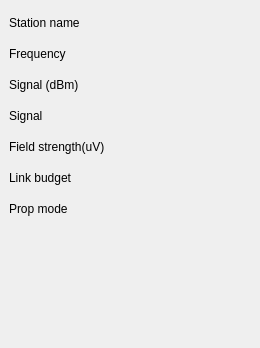
This is FGPropagationTool/stationsignalform.ui in QDeltaSoft/qradiopredict as Qt 5 draws it before an edit. The edited form follows.
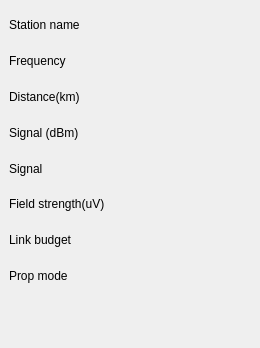
This is the edited form. Icons and pictures are not drawn.

Commit message: Added distance to updater, trying to subclass the pixmap

```diff
--- a/FGPropagationTool/stationsignalform.ui
+++ b/FGPropagationTool/stationsignalform.ui
@@ -25,107 +25,11 @@
      <x>9</x>
      <y>10</y>
      <width>252</width>
-     <height>211</height>
+     <height>281</height>
     </rect>
    </property>
    <layout class="QGridLayout" name="gridLayout">
     <item row="3" column="2">
-     <widget class="QLabel" name="signal">
-      <property name="font">
-       <font>
-        <weight>75</weight>
-        <bold>true</bold>
-       </font>
-      </property>
-      <property name="text">
-       <string/>
-      </property>
-     </widget>
-    </item>
-    <item row="1" column="0">
-     <widget class="QLabel" name="label_7">
-      <property name="text">
-       <string>Frequency</string>
-      </property>
-     </widget>
-    </item>
-    <item row="5" column="0">
-     <widget class="QLabel" name="label_5">
-      <property name="text">
-       <string>Link budget</string>
-      </property>
-     </widget>
-    </item>
-    <item row="6" column="2">
-     <widget class="QLabel" name="propMode">
-      <property name="font">
-       <font>
-        <weight>75</weight>
-        <bold>true</bold>
-       </font>
-      </property>
-      <property name="text">
-       <string/>
-      </property>
-      <property name="wordWrap">
-       <bool>true</bool>
-      </property>
-     </widget>
-    </item>
-    <item row="1" column="2">
-     <widget class="QLabel" name="frequency">
-      <property name="font">
-       <font>
-        <weight>75</weight>
-        <bold>true</bold>
-       </font>
-      </property>
-      <property name="text">
-       <string/>
-      </property>
-     </widget>
-    </item>
-    <item row="0" column="0">
-     <widget class="QLabel" name="label">
-      <property name="text">
-       <string>Station name</string>
-      </property>
-     </widget>
-    </item>
-    <item row="5" column="2">
-     <widget class="QLabel" name="linkBudget">
-      <property name="font">
-       <font>
-        <weight>75</weight>
-        <bold>true</bold>
-       </font>
-      </property>
-      <property name="text">
-       <string/>
-      </property>
-     </widget>
-    </item>
-    <item row="2" column="0">
-     <widget class="QLabel" name="label_2">
-      <property name="text">
-       <string>Signal (dBm)</string>
-      </property>
-     </widget>
-    </item>
-    <item row="4" column="2">
-     <widget class="QLabel" name="fieldStrength">
-      <property name="font">
-       <font>
-        <weight>75</weight>
-        <bold>true</bold>
-       </font>
-      </property>
-      <property name="text">
-       <string/>
-      </property>
-     </widget>
-    </item>
-    <item row="2" column="2">
      <widget class="QLabel" name="signalDbm">
       <property name="font">
        <font>
@@ -154,6 +58,89 @@
       </property>
      </spacer>
     </item>
+    <item row="1" column="0">
+     <widget class="QLabel" name="label_7">
+      <property name="text">
+       <string>Frequency</string>
+      </property>
+     </widget>
+    </item>
+    <item row="6" column="2">
+     <widget class="QLabel" name="linkBudget">
+      <property name="font">
+       <font>
+        <weight>75</weight>
+        <bold>true</bold>
+       </font>
+      </property>
+      <property name="text">
+       <string/>
+      </property>
+     </widget>
+    </item>
+    <item row="1" column="2">
+     <widget class="QLabel" name="frequency">
+      <property name="font">
+       <font>
+        <weight>75</weight>
+        <bold>true</bold>
+       </font>
+      </property>
+      <property name="text">
+       <string/>
+      </property>
+     </widget>
+    </item>
+    <item row="7" column="2">
+     <widget class="QLabel" name="propMode">
+      <property name="font">
+       <font>
+        <weight>75</weight>
+        <bold>true</bold>
+       </font>
+      </property>
+      <property name="text">
+       <string/>
+      </property>
+      <property name="wordWrap">
+       <bool>true</bool>
+      </property>
+     </widget>
+    </item>
+    <item row="3" column="0">
+     <widget class="QLabel" name="label_2">
+      <property name="text">
+       <string>Signal (dBm)</string>
+      </property>
+     </widget>
+    </item>
+    <item row="5" column="2">
+     <widget class="QLabel" name="fieldStrength">
+      <property name="font">
+       <font>
+        <weight>75</weight>
+        <bold>true</bold>
+       </font>
+      </property>
+      <property name="text">
+       <string/>
+      </property>
+     </widget>
+    </item>
+    <item row="7" column="0">
+     <widget class="QLabel" name="label_6">
+      <property name="text">
+       <string>Prop mode</string>
+      </property>
+     </widget>
+    </item>
+    <item row="0" column="0">
+     <widget class="QLabel" name="label">
+      <property name="text">
+       <string>Station name</string>
+      </property>
+     </widget>
+    </item>
     <item row="0" column="2">
      <widget class="QLabel" name="stationName">
       <property name="font">
@@ -167,14 +154,14 @@
       </property>
      </widget>
     </item>
-    <item row="3" column="0">
-     <widget class="QLabel" name="label_3">
+    <item row="6" column="0">
+     <widget class="QLabel" name="label_5">
       <property name="text">
-       <string>Signal</string>
+       <string>Link budget</string>
       </property>
      </widget>
     </item>
-    <item row="4" column="0">
+    <item row="5" column="0">
      <widget class="QLabel" name="label_4">
       <property name="text">
        <string>Field strength(uV)</string>
@@ -184,10 +171,43 @@
       </property>
      </widget>
     </item>
-    <item row="6" column="0">
-     <widget class="QLabel" name="label_6">
+    <item row="4" column="0">
+     <widget class="QLabel" name="label_3">
       <property name="text">
-       <string>Prop mode</string>
+       <string>Signal</string>
+      </property>
+     </widget>
+    </item>
+    <item row="4" column="2">
+     <widget class="QLabel" name="signal">
+      <property name="font">
+       <font>
+        <weight>75</weight>
+        <bold>true</bold>
+       </font>
+      </property>
+      <property name="text">
+       <string/>
+      </property>
+     </widget>
+    </item>
+    <item row="2" column="0">
+     <widget class="QLabel" name="label_8">
+      <property name="text">
+       <string>Distance(km)</string>
+      </property>
+     </widget>
+    </item>
+    <item row="2" column="2">
+     <widget class="QLabel" name="distance">
+      <property name="font">
+       <font>
+        <weight>75</weight>
+        <bold>true</bold>
+       </font>
+      </property>
+      <property name="text">
+       <string/>
       </property>
      </widget>
     </item>
@@ -197,7 +217,7 @@
    <property name="geometry">
     <rect>
      <x>10</x>
-     <y>230</y>
+     <y>300</y>
      <width>191</width>
      <height>31</height>
     </rect>
```
The commit also changes 9 other files.
